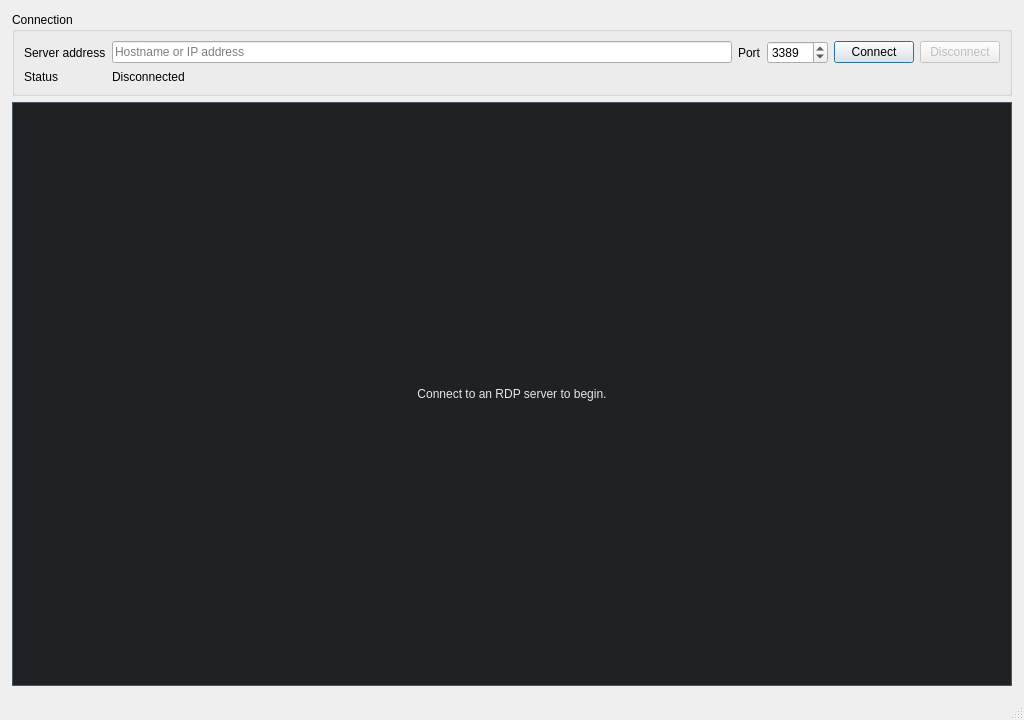
Qt form RDPClient/mainwindow.ui (ongre01/myRDP) before a commit.
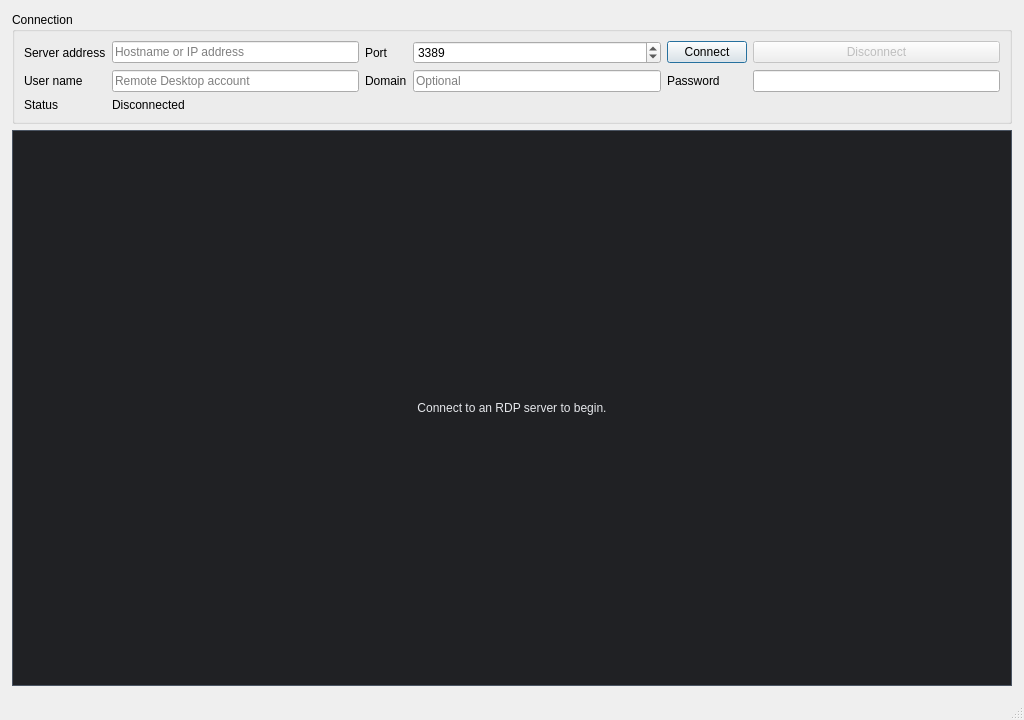
The same form after that commit.

```diff
--- a/RDPClient/mainwindow.ui
+++ b/RDPClient/mainwindow.ui
@@ -103,13 +103,70 @@
         </widget>
        </item>
        <item row="1" column="0">
+        <widget class="QLabel" name="usernameLabel">
+         <property name="text">
+          <string>User name</string>
+         </property>
+         <property name="buddy">
+          <cstring>usernameEdit</cstring>
+         </property>
+        </widget>
+       </item>
+       <item row="1" column="1">
+        <widget class="QLineEdit" name="usernameEdit">
+         <property name="placeholderText">
+          <string>Remote Desktop account</string>
+         </property>
+         <property name="clearButtonEnabled">
+          <bool>true</bool>
+         </property>
+        </widget>
+       </item>
+       <item row="1" column="2">
+        <widget class="QLabel" name="domainLabel">
+         <property name="text">
+          <string>Domain</string>
+         </property>
+         <property name="buddy">
+          <cstring>domainEdit</cstring>
+         </property>
+        </widget>
+       </item>
+       <item row="1" column="3">
+        <widget class="QLineEdit" name="domainEdit">
+         <property name="placeholderText">
+          <string>Optional</string>
+         </property>
+         <property name="clearButtonEnabled">
+          <bool>true</bool>
+         </property>
+        </widget>
+       </item>
+       <item row="1" column="4">
+        <widget class="QLabel" name="passwordLabel">
+         <property name="text">
+          <string>Password</string>
+         </property>
+         <property name="buddy">
+          <cstring>passwordEdit</cstring>
+         </property>
+        </widget>
+       </item>
+       <item row="1" column="5">
+        <widget class="QLineEdit" name="passwordEdit">
+         <property name="echoMode">
+          <enum>QLineEdit::Password</enum>
+         </property>
+        </widget>
+       </item>
+       <item row="2" column="0">
         <widget class="QLabel" name="connectionStatusTitleLabel">
          <property name="text">
           <string>Status</string>
          </property>
         </widget>
        </item>
-       <item row="1" column="1" colspan="5">
+       <item row="2" column="1" colspan="5">
         <widget class="QLabel" name="connectionStatusValueLabel">
          <property name="text">
           <string>Disconnected</string>
```
Left out of the diff: 3 changed lines with no effect on the pictures.
